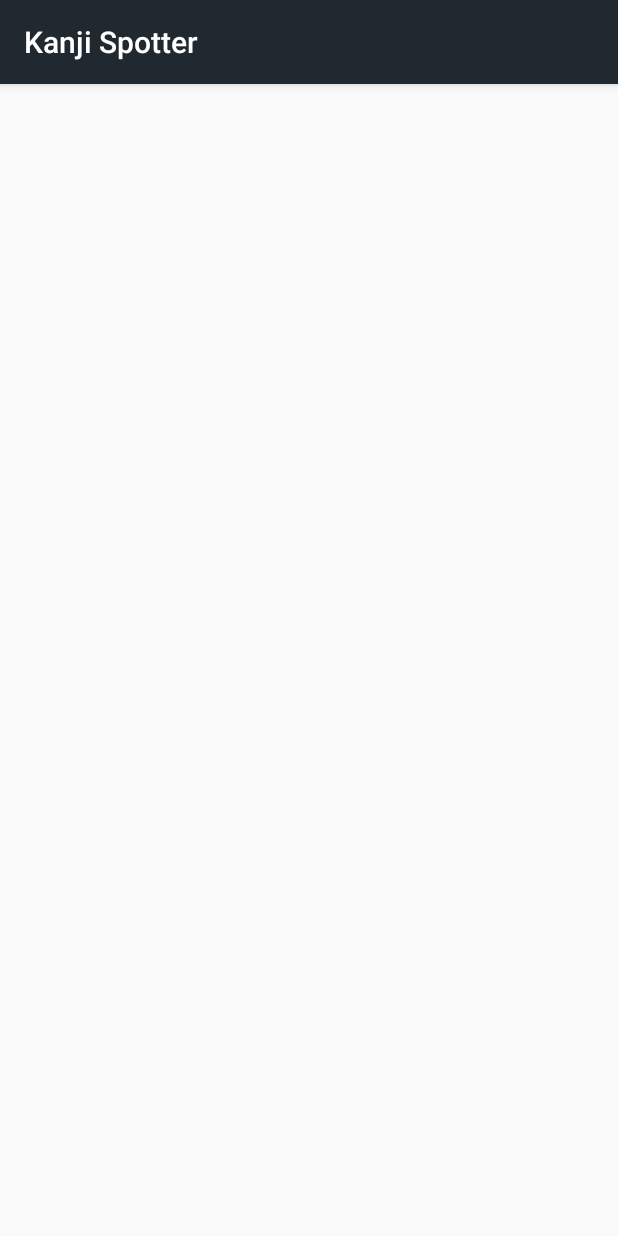
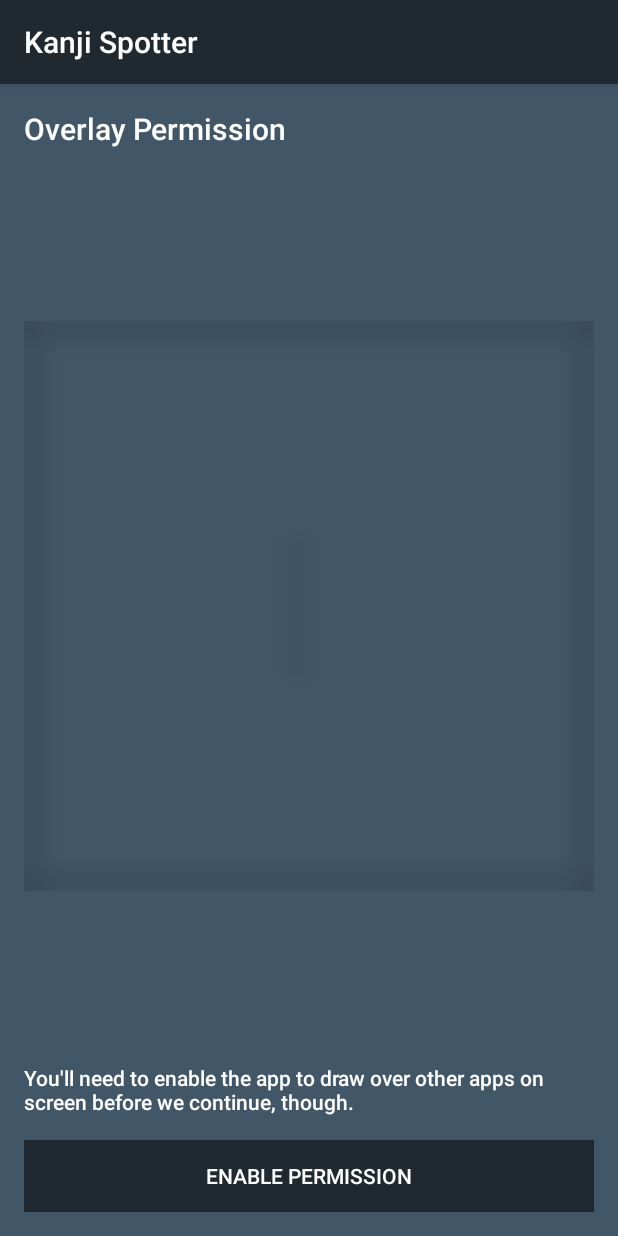
Before and after one commit to julieminer/kanjispotter, an Android app: the screen it shows after launch (KanjiOnboardingActivity), on a phone screen of 412 x 824 dp. Run offline under Robolectric (Android 15) with nearby library versions, the phone set to English and light mode, and no system bars; our stand-ins replace AdMob, Dagger/Hilt's generated code; libraries missing offline, so code that uses them is left out: com.android.vending, com.crashlytics.android, com.eightbitlab.rxbus, com.mikepenz.fastadapter, io.fabric.sdk; 10 statements that could not run were skipped.

Commit message:
Replacing on boarding

```diff
--- a/app/build.gradle
+++ b/app/build.gradle
@@ -79,7 +79,7 @@ dependencies {
         transitive = true
     }
     compile 'com.mikepenz:fastadapter-commons:2.1.0@aar'
-    compile 'com.github.jacobminer:Onboarder:v1.03'
+
 }
 
 repositories {
--- a/app/src/main/java/com/melonheadstudios/kanjispotter/activities/KanjiOnboardingActivity.kt
+++ b/app/src/main/java/com/melonheadstudios/kanjispotter/activities/KanjiOnboardingActivity.kt
@@ -1,35 +1,74 @@
 package com.melonheadstudios.kanjispotter.activities
 
-import android.annotation.SuppressLint
 import android.app.ActivityManager
 import android.content.Context
 import android.content.Intent
 import android.net.Uri
 import android.os.Build
+import android.os.Bundle
 import android.provider.Settings
-import com.jrejaud.onboarder.OnboardingActivity
+import android.support.v7.app.AppCompatActivity
+import com.melonheadstudios.kanjispotter.R
+import com.melonheadstudios.kanjispotter.activities.fragments.OnboardingFragment
+import com.melonheadstudios.kanjispotter.activities.fragments.OnboardingFragmentListener
 import com.melonheadstudios.kanjispotter.services.JapaneseTextGrabberService
-
+import com.melonheadstudios.kanjispotter.viewmodels.OnboardingViewModel
 
 /**
  * kanjispotter
  * Created by jake on 2017-04-16, 5:23 PM
  */
-class KanjiOnboardingActivity: OnboardingActivity() {
+class KanjiOnboardingActivity: AppCompatActivity(), OnboardingFragmentListener {
     val ACTION_MANAGE_OVERLAY_PERMISSION_REQUEST_CODE: Int = 5469
     val ACTION_ACESSIBILITY_REQUEST_CODE: Int = 5269
 
     var userSettingOverlay = false
     var userSettingAccessibility = false
-    override fun onOnboardingClick(position: Int) {
-        when (position) {
+
+    val pages = arrayOf( OnboardingFragment(), OnboardingFragment(), OnboardingFragment() )
+
+    override fun onCreate(savedInstanceState: Bundle?) {
+        super.onCreate(savedInstanceState)
+        setContentView(R.layout.activity_onboarding)
+
+        pages.forEachIndexed { index, page -> page.setupPage(this, index, viewModelForPage(index)) }
+
+        goToPage(0, false)
+    }
+
+    private fun viewModelForPage(index: Int): OnboardingViewModel {
+        return when (index) {
+            0 -> OnboardingViewModel(R.drawable.abc_ab_share_pack_mtrl_alpha, R.string.page_1_text, R.string.page_1_desc, R.string.page_1_button)
+            1 -> OnboardingViewModel(R.drawable.abc_ab_share_pack_mtrl_alpha, R.string.page_2_text, R.string.page_2_desc, R.string.page_2_button)
+            2 -> OnboardingViewModel(R.drawable.abc_ab_share_pack_mtrl_alpha, R.string.page_3_text, R.string.page_3_desc, R.string.page_3_button)
+            else -> OnboardingViewModel()
+        }
+    }
+
+    private fun goToPage(pageIndex: Int, withTransition: Boolean = true) {
+        var transaction = supportFragmentManager
+                .beginTransaction()
+                .replace(R.id.oboarding_content_layout, pages[pageIndex])
+        if (withTransition) {
+            transaction = transaction.setCustomAnimations(R.anim.slide_in_right, R.anim.slide_out_left)
+        }
+        transaction.commitNow()
+    }
+
+    private fun isMyServiceRunning(serviceClass: Class<*>): Boolean {
+        val manager = getSystemService(Context.ACTIVITY_SERVICE) as ActivityManager
+        return manager.getRunningServices(Integer.MAX_VALUE).any { serviceClass.name == it.service.className }
+    }
+
+    override fun onPageButtonClicked(pageNumber: Int) {
+        when (pageNumber) {
             0 -> {
                 if (android.os.Build.VERSION.SDK_INT >= Build.VERSION_CODES.M && !Settings.canDrawOverlays(this)) {
                     userSettingOverlay = true
                     val intent = Intent(Settings.ACTION_MANAGE_OVERLAY_PERMISSION, Uri.parse("package:" + packageName))
                     startActivityForResult(intent, ACTION_MANAGE_OVERLAY_PERMISSION_REQUEST_CODE)
                 } else {
-                    super.onOnboardingClick(position)
+                    goToPage(1)
                 }
             }
             1 -> {
@@ -38,34 +77,24 @@ class KanjiOnboardingActivity: OnboardingActivity() {
                     val intent = Intent(android.provider.Settings.ACTION_ACCESSIBILITY_SETTINGS)
                     startActivityForResult(intent, ACTION_ACESSIBILITY_REQUEST_CODE)
                 } else {
-                    super.onOnboardingClick(position)
+                    goToPage(2)
                 }
             }
             2 -> {
-                super.onOnboardingClick(position)
+                finish()
             }
         }
-    }
-
-    @SuppressLint("NewApi")
-    override fun onResume() {
-        super.onResume()
     }
 
     override fun onActivityResult(requestCode: Int, resultCode: Int, data: Intent?) {
         if (requestCode == ACTION_MANAGE_OVERLAY_PERMISSION_REQUEST_CODE) {
             if (android.os.Build.VERSION.SDK_INT < Build.VERSION_CODES.M || Settings.canDrawOverlays(this)) {
-                super.onOnboardingClick(0)
+                goToPage(1)
             }
         } else if (requestCode == ACTION_ACESSIBILITY_REQUEST_CODE) {
             if (isMyServiceRunning(JapaneseTextGrabberService::class.java)) {
-                super.onOnboardingClick(1)
+//                goToPage(2)
             }
         }
     }
-
-    private fun isMyServiceRunning(serviceClass: Class<*>): Boolean {
-        val manager = getSystemService(Context.ACTIVITY_SERVICE) as ActivityManager
-        return manager.getRunningServices(Integer.MAX_VALUE).any { serviceClass.name == it.service.className }
-    }
 }
--- a/app/src/main/java/com/melonheadstudios/kanjispotter/activities/MainActivity.kt
+++ b/app/src/main/java/com/melonheadstudios/kanjispotter/activities/MainActivity.kt
@@ -16,8 +16,6 @@ import android.view.View.GONE
 import android.view.View.VISIBLE
 import com.eightbitlab.rxbus.Bus
 import com.eightbitlab.rxbus.registerInBus
-import com.jrejaud.onboarder.OnboardingActivity
-import com.jrejaud.onboarder.OnboardingPage
 import com.melonheadstudios.kanjispotter.BuildConfig
 import com.melonheadstudios.kanjispotter.MainApplication
 import com.melonheadstudios.kanjispotter.R
@@ -205,17 +203,17 @@ class MainActivity : AppCompatActivity() {
 
     private fun launchOnboarding() {
         // TODO replace with real assets
-        val page1 = OnboardingPage("Welcome to Kanji Spotter!", "You'll need to enable the app to draw over other apps on screen before we continue, though.", R.drawable.abc_ab_share_pack_mtrl_alpha, "Enable permission")
-        val page2 = OnboardingPage(null, "Thanks! Now we'll just need to enable the accessibility service that powers the app!", R.drawable.abc_action_bar_item_background_material, "Enable Service")
-        val page3 = OnboardingPage("Perfect!", "Test out the app by clicking the kanji below!\n 食べる、男の人、ご主人", R.drawable.abc_scrubber_control_to_pressed_mtrl_000, "Looking good!")
+//        val page1 = OnboardingPage("Welcome to Kanji Spotter!", "You'll need to enable the app to draw over other apps on screen before we continue, though.", R.drawable.abc_ab_share_pack_mtrl_alpha, "Enable permission")
+//        val page2 = OnboardingPage(null, "Thanks! Now we'll just need to enable the accessibility service that powers the app!", R.drawable.abc_action_bar_item_background_material, "Enable Service")
+//        val page3 = OnboardingPage("Perfect!", "Test out the app by clicking the kanji below!\n 食べる、男の人、ご主人", R.drawable.abc_scrubber_control_to_pressed_mtrl_000, "Looking good!")
 
-        val onboardingPages = LinkedList<OnboardingPage>()
-        onboardingPages.add(page1)
-        onboardingPages.add(page2)
-        onboardingPages.add(page3)
-        val onboardingActivityBundle = OnboardingActivity.newBundleColorBackground(android.R.color.white, onboardingPages)
+//        val onboardingPages = LinkedList<OnboardingPage>()
+//        onboardingPages.add(page1)
+//        onboardingPages.add(page2)
+//        onboardingPages.add(page3)
+//        val onboardingActivityBundle = OnboardingActivity.newBundleColorBackground(android.R.color.white, onboardingPages)
         val intent = Intent(this, KanjiOnboardingActivity::class.java)
-        intent.putExtras(onboardingActivityBundle)
+//        intent.putExtras(onboardingActivityBundle)
         startActivity(intent)
     }
 
--- /dev/null
+++ b/app/src/main/java/com/melonheadstudios/kanjispotter/activities/fragments/OnboardingFragment.kt
@@ -0,0 +1,49 @@
+package com.melonheadstudios.kanjispotter.activities.fragments
+
+import android.os.Bundle
+import android.support.v4.app.Fragment
+import android.view.LayoutInflater
+import android.view.View
+import android.view.ViewGroup
+import com.melonheadstudios.kanjispotter.R
+import com.melonheadstudios.kanjispotter.viewmodels.OnboardingViewModel
+import kotlinx.android.synthetic.main.oboarding_page.*
+
+/**
+ * kanjispotter
+ * Created by jake on 2017-04-18, 8:13 PM
+ */
+class OnboardingFragment: Fragment() {
+    lateinit var delegate: OnboardingFragmentListener
+    lateinit var viewModel: OnboardingViewModel
+    var pageNumber: Int? = null
+
+    override fun onCreateView(inflater: LayoutInflater?, container: ViewGroup?, savedInstanceState: Bundle?): View? {
+        return inflater?.inflate(R.layout.oboarding_page, container, false)
+    }
+
+    override fun onViewCreated(view: View?, savedInstanceState: Bundle?) {
+        onboarding_title.setText(viewModel.titleText!!)
+        onboarding_description.setText(viewModel.descriptionText!!)
+        onboarding_button.setText(viewModel.buttonText!!)
+        onboarding_image.setImageResource(viewModel.image!!)
+
+        onboarding_button.setOnClickListener {
+            delegate.onPageButtonClicked(pageNumber!!)
+        }
+    }
+
+    override fun onResume() {
+        super.onResume()
+    }
+
+    fun setupPage(listener: OnboardingFragmentListener, index: Int, model: OnboardingViewModel) {
+        delegate = listener
+        pageNumber = index
+        viewModel = model
+    }
+}
+
+interface OnboardingFragmentListener {
+    fun onPageButtonClicked(pageNumber: Int)
+}
--- /dev/null
+++ b/app/src/main/java/com/melonheadstudios/kanjispotter/viewmodels/OnboardingViewModel.kt
@@ -0,0 +1,16 @@
+package com.melonheadstudios.kanjispotter.viewmodels
+
+import android.support.annotation.DrawableRes
+import android.support.annotation.StringRes
+import android.view.View
+
+/**
+ * kanjispotter
+ * Created by jake on 2017-04-18, 8:38 PM
+ */
+
+class OnboardingViewModel(@DrawableRes val image: Int? = null,
+                          @StringRes val titleText: Int? = null,
+                          @StringRes val descriptionText: Int? = null,
+                          @StringRes val buttonText: Int? = null,
+                          val click: View.OnClickListener? = null)
--- /dev/null
+++ b/app/src/main/res/layout/activity_onboarding.xml
@@ -0,0 +1,11 @@
+<?xml version="1.0" encoding="utf-8"?>
+<LinearLayout xmlns:android="http://schemas.android.com/apk/res/android"
+    android:orientation="vertical" android:layout_width="match_parent"
+    android:layout_height="match_parent">
+
+    <FrameLayout
+        android:id="@+id/oboarding_content_layout"
+        android:layout_width="match_parent"
+        android:layout_height="match_parent"/>
+
+</LinearLayout>
--- /dev/null
+++ b/app/src/main/res/layout/oboarding_page.xml
@@ -0,0 +1,52 @@
+<?xml version="1.0" encoding="utf-8"?>
+<RelativeLayout xmlns:android="http://schemas.android.com/apk/res/android"
+    xmlns:tools="http://schemas.android.com/tools"
+    android:layout_width="match_parent"
+    android:layout_height="match_parent"
+    android:background="@color/colorAccentSubtle"
+    android:orientation="vertical"
+    android:padding="16dp">
+
+    <TextView
+        android:id="@+id/onboarding_title"
+        style="@style/TextAppearance.AppCompat.Title"
+        android:layout_width="match_parent"
+        android:layout_height="wrap_content"
+        android:textAlignment="center"
+        android:textColor="@android:color/white"
+        tools:text="Onboarding Title Text" />
+
+    <ImageView
+        android:id="@+id/onboarding_image"
+        android:layout_width="match_parent"
+        android:layout_height="wrap_content"
+        android:layout_above="@+id/onboarding_description"
+        android:layout_below="@+id/onboarding_title"
+        android:layout_marginBottom="8dp"
+        android:layout_marginTop="8dp"
+        android:adjustViewBounds="true"
+        android:scaleType="fitCenter"
+        android:src="@android:drawable/sym_def_app_icon" />
+
+    <TextView
+        android:id="@+id/onboarding_description"
+        style="@style/TextAppearance.AppCompat.Body2"
+        android:layout_width="match_parent"
+        android:layout_height="wrap_content"
+        android:layout_above="@+id/onboarding_button"
+        android:textAlignment="center"
+        android:textColor="@android:color/white"
+        android:layout_marginBottom="8dp"
+        tools:text="Onboarding Description" />
+
+    <Button
+        android:id="@+id/onboarding_button"
+        android:layout_width="match_parent"
+        android:layout_height="wrap_content"
+        android:layout_alignParentBottom="true"
+        android:layout_marginTop="8dp"
+        android:background="@color/colorPrimary"
+        android:textColor="@android:color/white"
+        tools:text="Tutorial Button text" />
+
+</RelativeLayout>
--- a/app/src/main/res/values/strings.xml
+++ b/app/src/main/res/values/strings.xml
@@ -17,4 +17,15 @@
     <string name="content_description_title_image">80\'s Video Game Style Car Logo</string>
     <string name="content_desc_gas_gauge_indicator">Gas gauge indicator</string>
     <string name="content_desc_free_vs_premium_indicator">Free or Premium Image Indicator</string>
+    <string name="page_1_text">Overlay Permission</string>
+    <string name="page_1_desc">You\'ll need to enable the app to draw over other apps on screen before we continue, though.</string>
+    <string name="page_1_button">Enable permission</string>
+
+    <string name="page_2_text">Accessibility Feature</string>
+    <string name="page_2_desc">Thanks! Now we\'ll just need to enable the accessibility service that powers the app!</string>
+    <string name="page_2_button">Enable Service</string>
+
+    <string name="page_3_text">Perfect!</string>
+    <string name="page_3_desc">Test out the app by clicking the kanji below!\n 食べる\n男の人\nご主人</string>
+    <string name="page_3_button">Looking good!</string>
 </resources>
```
Also changed, not shown: app/src/main/res/anim/slide_in_left.xml (added, +8 -0 lines), app/src/main/res/anim/slide_in_right.xml (added, +8 -0 lines), app/src/main/res/anim/slide_out_left.xml (added, +8 -0 lines), app/src/main/res/anim/slide_out_right.xml (added, +8 -0 lines).
